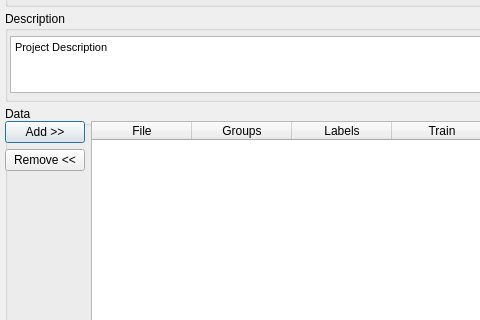
First picture: the form in gui/dlgProject.ui, repository ilastik/ilastik-0.5, before the edit; both pictures show x 0 to 480 and y 99 to 419 of the 735 by 514 pixel window.
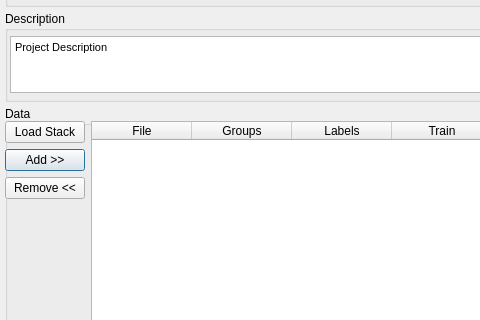
Second picture: the form after the edit. Icons and pictures are not drawn.

Commit message: even nicer stack loader

```diff
--- a/gui/dlgProject.ui
+++ b/gui/dlgProject.ui
@@ -40,6 +40,19 @@
     <layout class="QHBoxLayout" name="horizontalLayout_2">
      <item>
       <layout class="QVBoxLayout" name="verticalLayout_5">
+       <item>
+        <widget class="QPushButton" name="loadStack">
+         <property name="text">
+          <string>Load Stack</string>
+         </property>
+         <property name="default">
+          <bool>true</bool>
+         </property>
+         <property name="flat">
+          <bool>false</bool>
+         </property>
+        </widget>
+       </item>
        <item>
         <widget class="QPushButton" name="addFile">
          <property name="text">
```
Left out of the diff: 4 changed lines with no effect on the pictures. The commit also changes 4 other files.
